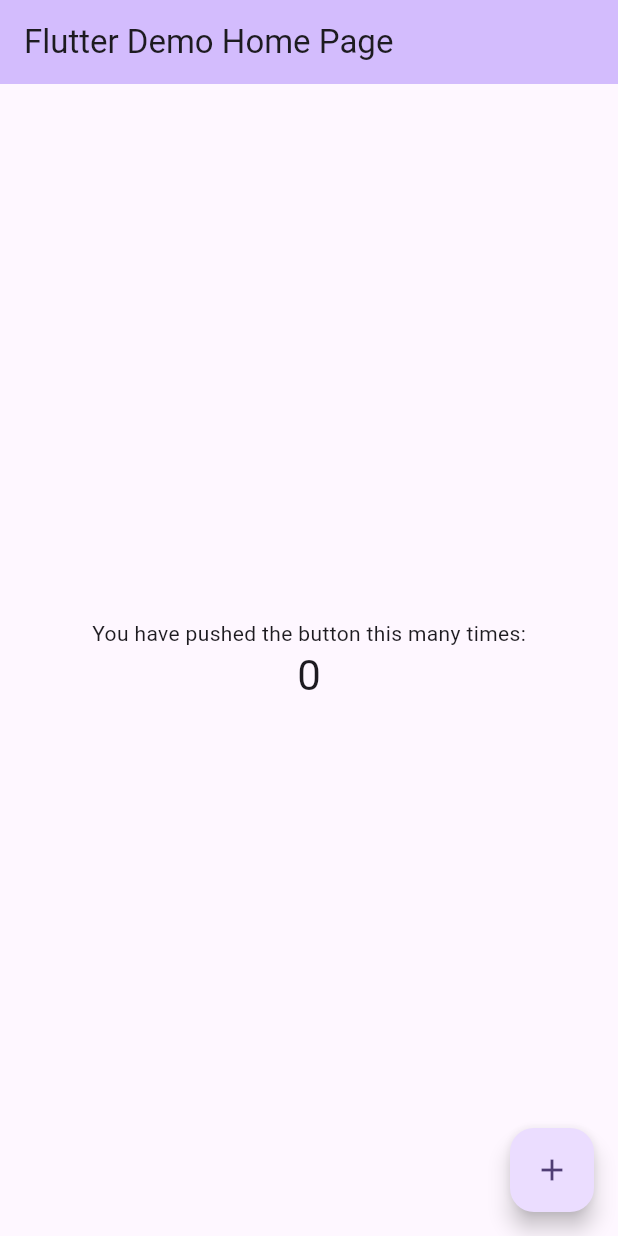
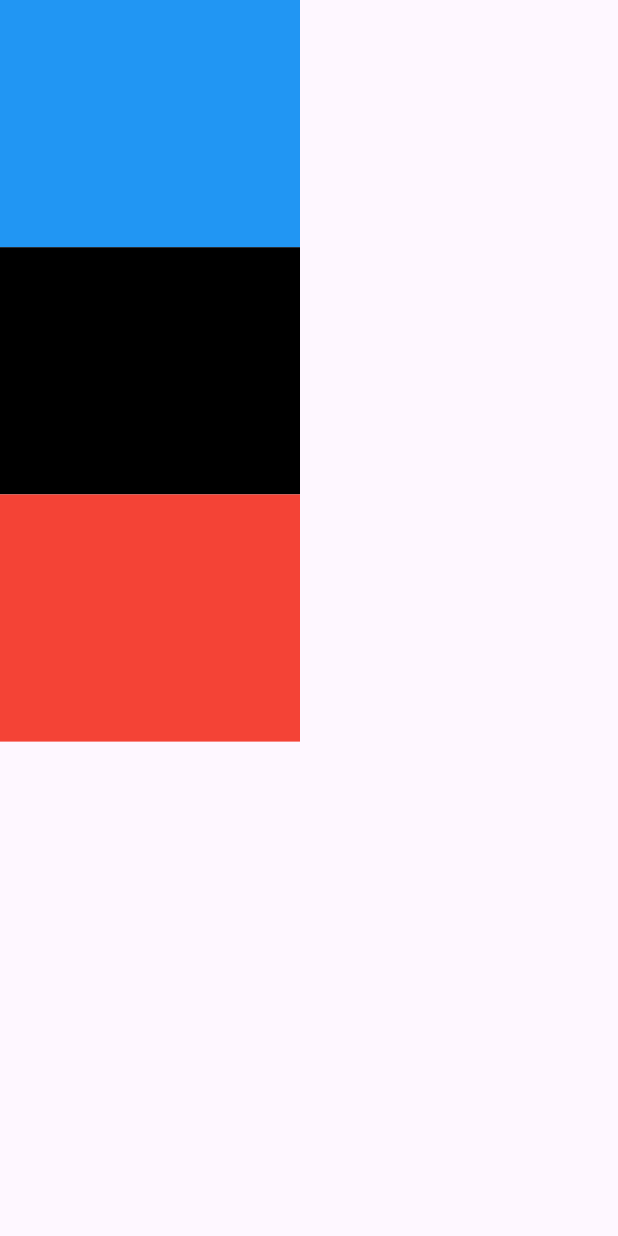
Before and after one commit to salahsaleh1015/Mastering-Flutter-Responsive-Adaptive-UI-Design, a Flutter app: the screen it shows after launch, on a phone screen of 412 x 824 dp. Run offline on Flutter 3.47's test engine with Material 3 defaults, Android fonts, the phone set to English and light mode, and no system bars.

Commit message:
Media Query

```diff
--- a/lib/main.dart
+++ b/lib/main.dart
@@ -1,122 +1,41 @@
+import 'dart:developer';
+
 import 'package:flutter/material.dart';
 
 void main() {
-  runApp(const MyApp());
+  runApp(const MediaQueryTest());
 }
 
-class MyApp extends StatelessWidget {
-  const MyApp({super.key});
 
-  // This widget is the root of your application.
-  @override
-  Widget build(BuildContext context) {
-    return MaterialApp(
-      title: 'Flutter Demo',
-      theme: ThemeData(
-        // This is the theme of your application.
-        //
-        // TRY THIS: Try running your application with "flutter run". You'll see
-        // the application has a purple toolbar. Then, without quitting the app,
-        // try changing the seedColor in the colorScheme below to Colors.green
-        // and then invoke "hot reload" (save your changes or press the "hot
-        // reload" button in a Flutter-supported IDE, or press "r" if you used
-        // the command line to start the app).
-        //
-        // Notice that the counter didn't reset back to zero; the application
-        // state is not lost during the reload. To reset the state, use hot
-        // restart instead.
-        //
-        // This works for code too, not just values: Most code changes can be
-        // tested with just a hot reload.
-        colorScheme: ColorScheme.fromSeed(seedColor: Colors.deepPurple),
-      ),
-      home: const MyHomePage(title: 'Flutter Demo Home Page'),
-    );
-  }
-}
-
-class MyHomePage extends StatefulWidget {
-  const MyHomePage({super.key, required this.title});
-
-  // This widget is the home page of your application. It is stateful, meaning
-  // that it has a State object (defined below) that contains fields that affect
-  // how it looks.
-
-  // This class is the configuration for the state. It holds the values (in this
-  // case the title) provided by the parent (in this case the App widget) and
-  // used by the build method of the State. Fields in a Widget subclass are
-  // always marked "final".
-
-  final String title;
-
-  @override
-  State<MyHomePage> createState() => _MyHomePageState();
-}
-
-class _MyHomePageState extends State<MyHomePage> {
-  int _counter = 0;
-
-  void _incrementCounter() {
-    setState(() {
-      // This call to setState tells the Flutter framework that something has
-      // changed in this State, which causes it to rerun the build method below
-      // so that the display can reflect the updated values. If we changed
-      // _counter without calling setState(), then the build method would not be
-      // called again, and so nothing would appear to happen.
-      _counter++;
-    });
-  }
+class MediaQueryTest extends StatelessWidget {
+  const MediaQueryTest({super.key});
 
   @override
   Widget build(BuildContext context) {
-    // This method is rerun every time setState is called, for instance as done
-    // by the _incrementCounter method above.
-    //
-    // The Flutter framework has been optimized to make rerunning build methods
-    // fast, so that you can just rebuild anything that needs updating rather
-    // than having to individually change instances of widgets.
-    return Scaffold(
-      appBar: AppBar(
-        // TRY THIS: Try changing the color here to a specific color (to
-        // Colors.amber, perhaps?) and trigger a hot reload to see the AppBar
-        // change color while the other colors stay the same.
-        backgroundColor: Theme.of(context).colorScheme.inversePrimary,
-        // Here we take the value from the MyHomePage object that was created by
-        // the App.build method, and use it to set our appbar title.
-        title: Text(widget.title),
-      ),
-      body: Center(
-        // Center is a layout widget. It takes a single child and positions it
-        // in the middle of the parent.
-        child: Column(
-          // Column is also a layout widget. It takes a list of children and
-          // arranges them vertically. By default, it sizes itself to fit its
-          // children horizontally, and tries to be as tall as its parent.
-          //
-          // Column has various properties to control how it sizes itself and
-          // how it positions its children. Here we use mainAxisAlignment to
-          // center the children vertically; the main axis here is the vertical
-          // axis because Columns are vertical (the cross axis would be
-          // horizontal).
-          //
-          // TRY THIS: Invoke "debug painting" (choose the "Toggle Debug Paint"
-          // action in the IDE, or press "p" in the console), to see the
-          // wireframe for each widget.
-          mainAxisAlignment: MainAxisAlignment.center,
-          children: <Widget>[
-            const Text('You have pushed the button this many times:'),
-            Text(
-              '$_counter',
-              style: Theme.of(context).textTheme.headlineMedium,
+    var height = MediaQuery.of(context).size.height;
+    log(height.toString());
+    return  MaterialApp(
+      home: Scaffold(
+        body: Column(
+          children: [
+            Container(
+              height: height*.2,
+              width: 200,
+              color: Colors.blue,
+            ),
+            Container(
+              height: height*.2,
+              width: 200,
+              color: Colors.black,
+            ),
+            Container(
+              height: height*.2,
+              width: 200,
+              color: Colors.red,
             ),
           ],
         ),
       ),
-      floatingActionButton: FloatingActionButton(
-        onPressed: _incrementCounter,
-        tooltip: 'Increment',
-        child: const Icon(Icons.add),
-      ), // This trailing comma makes auto-formatting nicer for build methods.
     );
   }
 }
```
